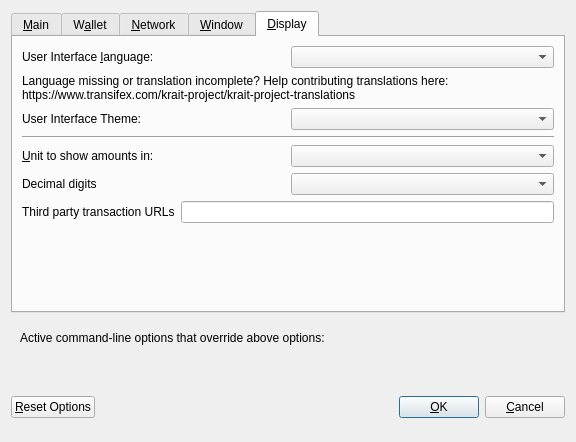
Before: the Qt Designer form src/qt/forms/optionsdialog.ui in KRAITcoin/krait, drawn with Qt 5.
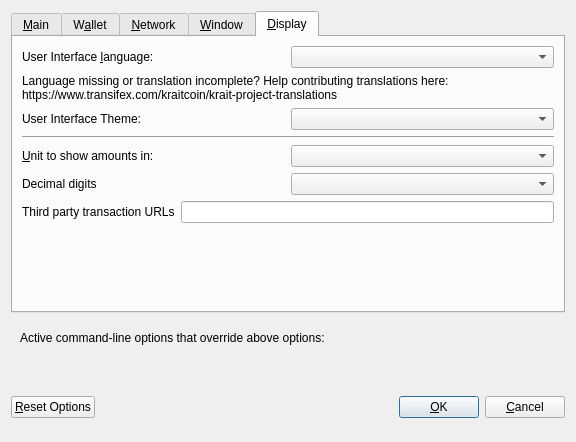
After: the same form once the commit is applied. The open tabs and pages were chosen to show the change. Custom widgets are drawn as their Qt base class.

What changed in the file:
```diff
--- a/src/qt/forms/optionsdialog.ui
+++ b/src/qt/forms/optionsdialog.ui
@@ -473,7 +473,7 @@
          </property>
          <property name="text">
           <string>Language missing or translation incomplete? Help contributing translations here:
-https://www.transifex.com/krait-project/krait-project-translations</string>
+https://www.transifex.com/kraitcoin/krait-project-translations</string>
          </property>
          <property name="wordWrap">
           <bool>true</bool>
```
